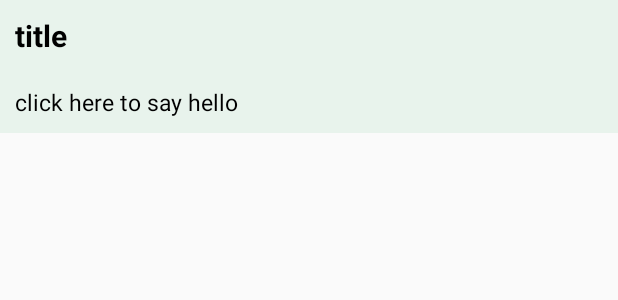
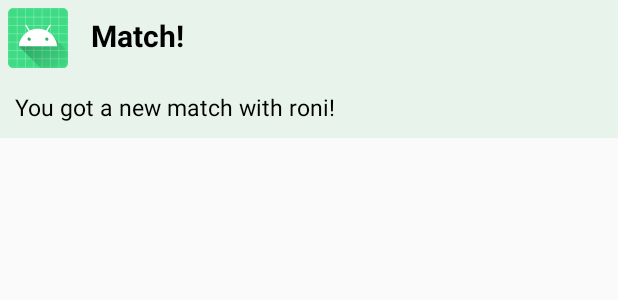
Before and after one commit to MatanRoma/WorldMate, an Android app: the layout match_notif_layout.xml on its own in the app's theme, with its tools: preview values and no code run, on a phone screen of 412 x 824 dp. Shown: the top 300 px of the screen. Run offline under Robolectric (Android 15) with nearby library versions, the light colour scheme and no system bars.

Commit message:
filter_notif_changeprofilefragment

```diff
--- /dev/null
+++ b/app/src/main/res/drawable/ic_filter.xml
@@ -0,0 +1,4 @@
+<vector android:height="50dp" android:viewportHeight="390"
+    android:viewportWidth="390" android:width="50dp" xmlns:android="http://schemas.android.com/apk/res/android">
+    <path android:fillColor="#FF000000" android:pathData="M362.072,63c0.1,-0.3 -0.1,-0.6 -0.1,-0.9V10c0.2,-5.3 -4,-9.8 -9.4,-10c-0.1,0 -0.2,0 -0.3,0h-314.7c-5.3,0 -9.7,4.4 -9.6,9.7c0,0.1 0,0.2 0,0.3v52.1c0,0.3 -0.2,0.6 -0.1,0.9c0,0.1 -0.1,0.3 0,0.4c0,0.2 0,0.4 0,0.5c0,0.2 0,0.3 0.1,0.5c0.1,0.2 0.1,0.3 0.1,0.4c0,0.1 0.1,0.3 0.1,0.5c0,0.1 0.1,0.3 0.1,0.4c0.1,0.2 0.1,0.3 0.2,0.5c0.1,0.1 0.1,0.3 0.2,0.4c0.1,0.1 0.1,0.3 0.2,0.4c0.1,0.1 0.2,0.3 0.2,0.4c0,0.1 0.2,0.3 0.2,0.4c0.1,0.1 0.2,0.3 0.3,0.4s0.2,0.2 0.2,0.3c0,0 0.2,0 0.3,0.1l119.9,141V380c-0.1,3.8 2,7.3 5.5,9c1.3,0.6 2.7,1 4.2,1c2.3,0 4.5,-0.8 6.2,-2.2l70.6,-57.3c2.3,-1.9 3.6,-4.8 3.5,-7.8V209.6l119.8,-141c0,0 0.1,0 0.2,-0.1c0.1,-0.1 0.2,-0.2 0.3,-0.3c0.1,-0.1 0.2,-0.3 0.3,-0.4s0.2,-0.3 0.3,-0.4c0.1,-0.1 0.2,-0.3 0.2,-0.4c0.1,-0.1 0.2,-0.3 0.2,-0.4c0.1,-0.1 0.1,-0.3 0.2,-0.4c0.1,-0.2 0.1,-0.3 0.2,-0.5c0.1,-0.1 0.1,-0.3 0.1,-0.4c0.1,-0.2 0.1,-0.3 0.1,-0.5s0.1,-0.3 0.1,-0.4c0,-0.1 0.1,-0.3 0.1,-0.5c0,-0.2 0.1,-0.4 0.1,-0.5C362.172,63.3 361.972,63.1 362.072,63zM222.572,199.4c-1.6,1.8 -2.5,4.1 -2.6,6.5v112l-50,41.1V205.9c-0.1,-2.4 -1,-4.7 -2.6,-6.5L59.172,72h271.6L222.572,199.4zM341.972,52h-294V20h294V52z"/>
+</vector>
--- a/app/src/main/res/layout/match_notif_layout.xml
+++ b/app/src/main/res/layout/match_notif_layout.xml
@@ -3,31 +3,41 @@
     android:layout_height="wrap_content"
     android:background="@color/colorPrimaryDark"
     xmlns:android="http://schemas.android.com/apk/res/android">
+
+    <LinearLayout
+        android:layout_width="match_parent"
+        android:layout_height="wrap_content"
+        android:id="@+id/title_layout">
+
+        <ImageView
+            android:id="@+id/profile_image_notif"
+            android:layout_width="40dp"
+            android:layout_height="40dp"
+            android:layout_margin="5dp"
+            android:src="@mipmap/ic_launcher"
+            android:scaleType="fitXY" />
+
         <TextView
             android:layout_width="match_parent"
             android:layout_height="wrap_content"
             android:padding="10dp"
-        android:text="title"
+            android:text="Match!"
             android:textSize="20sp"
             android:textColor="@color/black"
             android:textStyle="bold"
             android:gravity="start"
             android:id="@+id/title_tv"/>
-    <ImageView
-        android:id="@+id/profile_image_notif"
-        android:layout_width="80dp"
-        android:layout_height="80dp"
-        android:layout_weight="1"
-        android:layout_alignParentEnd="true"
-        android:scaleType="fitXY" />
+
+    </LinearLayout>
+
     <TextView
         android:layout_width="match_parent"
         android:layout_height="wrap_content"
         android:padding="10dp"
-        android:text="click here to say hello"
+        android:text="You got a new match with roni!"
         android:textColor="@color/black"
         android:textSize="15sp"
         android:gravity="start"
-        android:layout_below="@id/title_tv"
+        android:layout_below="@id/title_layout"
         android:id="@+id/text_id"/>
 </RelativeLayout>
--- /dev/null
+++ b/app/src/main/res/layout/spinner_dropdown_filter.xml
@@ -0,0 +1,6 @@
+<?xml version="1.0" encoding="utf-8"?>
+<LinearLayout
+    xmlns:android="http://schemas.android.com/apk/res/android" android:layout_width="match_parent"
+    android:layout_height="match_parent">
+
+</LinearLayout>
```
Also changed, not shown: app/src/main/java/com/example/androidsecondproject/view/MainActivity.java (+10 -4 lines), app/src/main/res/layout/profile_card.xml (+11 -9 lines), app/src/main/res/menu/menu_with_filter.xml (added, +11 -0 lines), app/src/main/res/menu/navigation_menu.xml (+4 -3 lines). Lines whose indentation alone changed are shown as unchanged.
